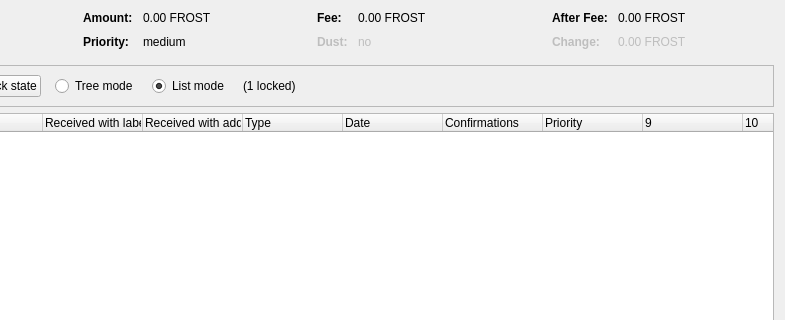
EvilCrypto/MasterBitPOS, file src/qt/forms/coincontroldialog.ui: the form before one commit; both pictures show x 169 to 954 and y 0 to 320 of the 954 by 500 pixel window.
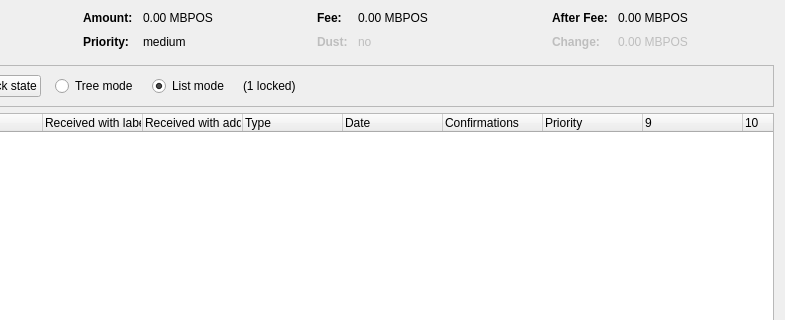
The form after the commit. Custom widgets are drawn as their Qt base class.

```diff
--- a/src/qt/forms/coincontroldialog.ui
+++ b/src/qt/forms/coincontroldialog.ui
@@ -132,7 +132,7 @@
           <enum>Qt::ActionsContextMenu</enum>
          </property>
          <property name="text">
-          <string notr="true">0.00 FROST</string>
+          <string notr="true">0.00 MBPOS</string>
          </property>
          <property name="textInteractionFlags">
           <set>Qt::LinksAccessibleByMouse|Qt::TextSelectableByKeyboard|Qt::TextSelectableByMouse</set>
@@ -206,7 +206,7 @@
           <enum>Qt::ActionsContextMenu</enum>
          </property>
          <property name="text">
-          <string notr="true">0.00 FROST</string>
+          <string notr="true">0.00 MBPOS</string>
          </property>
          <property name="textInteractionFlags">
           <set>Qt::LinksAccessibleByMouse|Qt::TextSelectableByKeyboard|Qt::TextSelectableByMouse</set>
@@ -286,7 +286,7 @@
           <enum>Qt::ActionsContextMenu</enum>
          </property>
          <property name="text">
-          <string notr="true">0.00 FROST</string>
+          <string notr="true">0.00 MBPOS</string>
          </property>
          <property name="textInteractionFlags">
           <set>Qt::LinksAccessibleByMouse|Qt::TextSelectableByKeyboard|Qt::TextSelectableByMouse</set>
@@ -321,7 +321,7 @@
           <enum>Qt::ActionsContextMenu</enum>
          </property>
          <property name="text">
-          <string notr="true">0.00 FROST</string>
+          <string notr="true">0.00 MBPOS</string>
          </property>
          <property name="textInteractionFlags">
           <set>Qt::LinksAccessibleByMouse|Qt::TextSelectableByKeyboard|Qt::TextSelectableByMouse</set>
```
